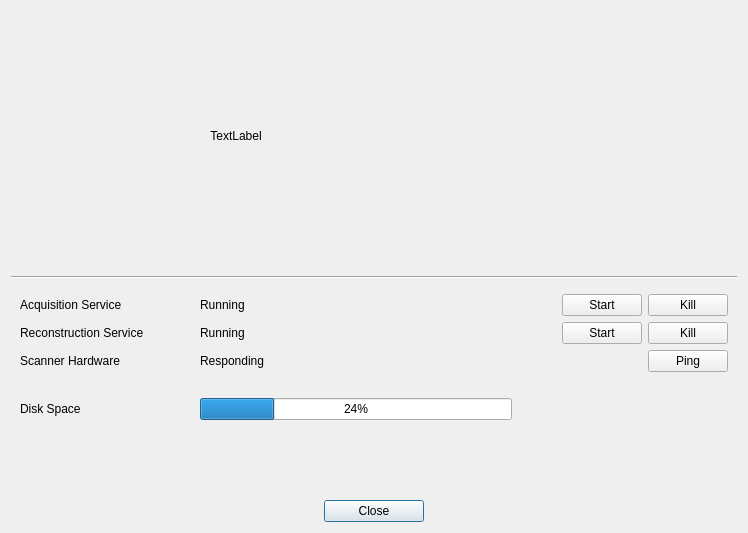
First picture: the form in services/ui/forms/systemstatus.ui, repository mri4all/console, before the edit.
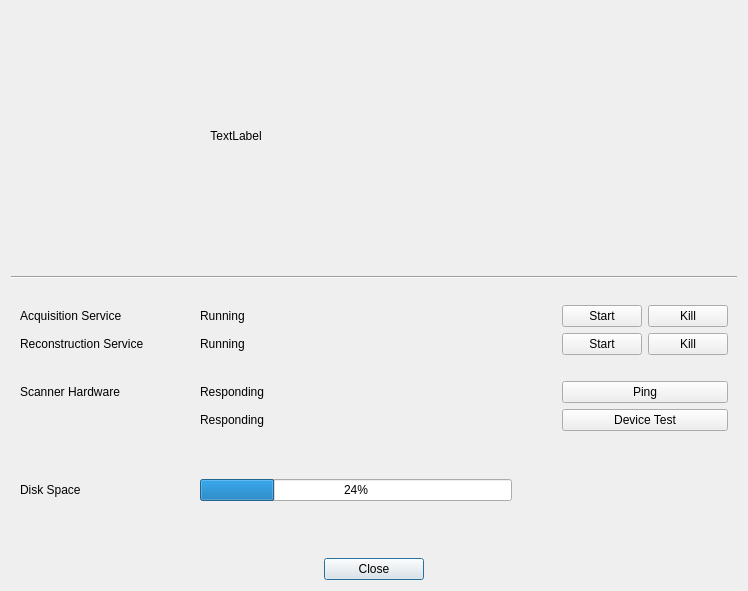
Second picture: the form after the edit. Icons and pictures are not drawn.

Commit message: Added button for system test

Patch:
```diff
--- a/services/ui/forms/systemstatus.ui
+++ b/services/ui/forms/systemstatus.ui
@@ -7,7 +7,7 @@
     <x>0</x>
     <y>0</y>
     <width>748</width>
-    <height>533</height>
+    <height>591</height>
    </rect>
   </property>
   <property name="windowTitle">
@@ -124,6 +124,9 @@
       <number>0</number>
      </property>
      <layout class="QGridLayout" name="gridLayout_2">
+      <property name="topMargin">
+       <number>20</number>
+      </property>
       <item row="1" column="1">
        <spacer name="horizontalSpacer_3">
         <property name="orientation">
@@ -140,14 +143,60 @@
         </property>
        </spacer>
       </item>
-      <item row="4" column="0">
-       <widget class="QLabel" name="label_4">
+      <item row="1" column="0">
+       <widget class="QLabel" name="label_2">
         <property name="text">
-         <string>Disk Space</string>
+         <string>Reconstruction Service</string>
         </property>
        </widget>
       </item>
-      <item row="2" column="2">
+      <item row="6" column="2">
+       <layout class="QHBoxLayout" name="horizontalLayout_5">
+        <item>
+         <widget class="QProgressBar" name="diskspaceBar">
+          <property name="value">
+           <number>24</number>
+          </property>
+          <property name="invertedAppearance">
+           <bool>false</bool>
+          </property>
+         </widget>
+        </item>
+        <item>
+         <spacer name="horizontalSpacer_6">
+          <property name="orientation">
+           <enum>Qt::Horizontal</enum>
+          </property>
+          <property name="sizeType">
+           <enum>QSizePolicy::Minimum</enum>
+          </property>
+          <property name="sizeHint" stdset="0">
+           <size>
+            <width>10</width>
+            <height>20</height>
+           </size>
+          </property>
+         </spacer>
+        </item>
+        <item>
+         <widget class="QLabel" name="diskspaceFreeLabel">
+          <property name="minimumSize">
+           <size>
+            <width>200</width>
+            <height>0</height>
+           </size>
+          </property>
+          <property name="text">
+           <string/>
+          </property>
+          <property name="alignment">
+           <set>Qt::AlignLeading|Qt::AlignLeft|Qt::AlignVCenter</set>
+          </property>
+         </widget>
+        </item>
+       </layout>
+      </item>
+      <item row="3" column="2">
        <layout class="QHBoxLayout" name="horizontalLayout_4">
         <item>
          <widget class="QLabel" name="pingLabel">
@@ -158,6 +207,12 @@
         </item>
         <item>
          <widget class="QPushButton" name="pingButton">
+          <property name="minimumSize">
+           <size>
+            <width>166</width>
+            <height>0</height>
+           </size>
+          </property>
           <property name="maximumSize">
            <size>
             <width>80</width>
@@ -171,10 +226,10 @@
         </item>
        </layout>
       </item>
-      <item row="0" column="0">
-       <widget class="QLabel" name="label">
+      <item row="6" column="0">
+       <widget class="QLabel" name="label_4">
         <property name="text">
-         <string>Acquisition Service</string>
+         <string>Disk Space</string>
         </property>
        </widget>
       </item>
@@ -215,13 +270,6 @@
         </item>
        </layout>
       </item>
-      <item row="2" column="0">
-       <widget class="QLabel" name="label_6">
-        <property name="text">
-         <string>Scanner Hardware</string>
-        </property>
-       </widget>
-      </item>
       <item row="0" column="2">
        <layout class="QHBoxLayout" name="horizontalLayout_2">
         <item>
@@ -268,60 +316,45 @@
         </item>
        </layout>
       </item>
-      <item row="1" column="0">
-       <widget class="QLabel" name="label_2">
-        <property name="text">
-         <string>Reconstruction Service</string>
-        </property>
-       </widget>
-      </item>
       <item row="4" column="2">
-       <layout class="QHBoxLayout" name="horizontalLayout_5">
+       <layout class="QHBoxLayout" name="horizontalLayout_6">
         <item>
-         <widget class="QProgressBar" name="diskspaceBar">
-          <property name="value">
-           <number>24</number>
-          </property>
-          <property name="invertedAppearance">
-           <bool>false</bool>
+         <widget class="QLabel" name="deviceTestLabel">
+          <property name="text">
+           <string>Responding</string>
           </property>
          </widget>
         </item>
         <item>
-         <spacer name="horizontalSpacer_6">
-          <property name="orientation">
-           <enum>Qt::Horizontal</enum>
-          </property>
-          <property name="sizeType">
-           <enum>QSizePolicy::Minimum</enum>
-          </property>
-          <property name="sizeHint" stdset="0">
+         <widget class="QPushButton" name="deviceTestButton">
+          <property name="maximumSize">
            <size>
-            <width>10</width>
-            <height>20</height>
-           </size>
-          </property>
-         </spacer>
-        </item>
-        <item>
-         <widget class="QLabel" name="diskspaceFreeLabel">
-          <property name="minimumSize">
-           <size>
-            <width>200</width>
-            <height>0</height>
+            <width>166</width>
+            <height>16777215</height>
            </size>
           </property>
           <property name="text">
-           <string/>
-          </property>
-          <property name="alignment">
-           <set>Qt::AlignLeading|Qt::AlignLeft|Qt::AlignVCenter</set>
+           <string>Device Test</string>
           </property>
          </widget>
         </item>
        </layout>
       </item>
+      <item row="0" column="0">
+       <widget class="QLabel" name="label">
+        <property name="text">
+         <string>Acquisition Service</string>
+        </property>
+       </widget>
+      </item>
       <item row="3" column="0">
+       <widget class="QLabel" name="label_6">
+        <property name="text">
+         <string>Scanner Hardware</string>
+        </property>
+       </widget>
+      </item>
+      <item row="5" column="0">
        <spacer name="verticalSpacer_2">
         <property name="orientation">
          <enum>Qt::Vertical</enum>
@@ -337,6 +370,22 @@
         </property>
        </spacer>
       </item>
+      <item row="2" column="2">
+       <spacer name="verticalSpacer_3">
+        <property name="orientation">
+         <enum>Qt::Vertical</enum>
+        </property>
+        <property name="sizeType">
+         <enum>QSizePolicy::Fixed</enum>
+        </property>
+        <property name="sizeHint" stdset="0">
+         <size>
+          <width>20</width>
+          <height>20</height>
+         </size>
+        </property>
+       </spacer>
+      </item>
      </layout>
     </widget>
    </item>
@@ -345,10 +394,13 @@
      <property name="orientation">
       <enum>Qt::Vertical</enum>
      </property>
+     <property name="sizeType">
+      <enum>QSizePolicy::Fixed</enum>
+     </property>
      <property name="sizeHint" stdset="0">
       <size>
        <width>20</width>
-       <height>597</height>
+       <height>20</height>
       </size>
      </property>
     </spacer>
```
The commit also changes 1 other file.
